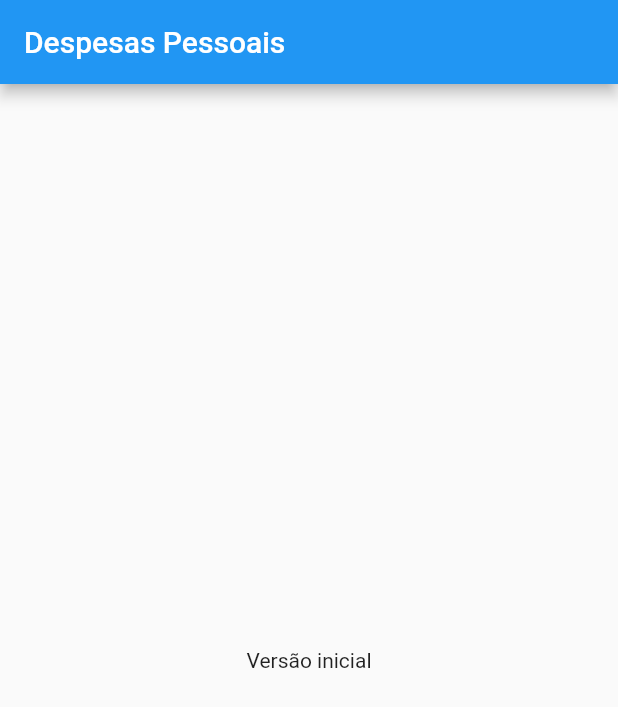
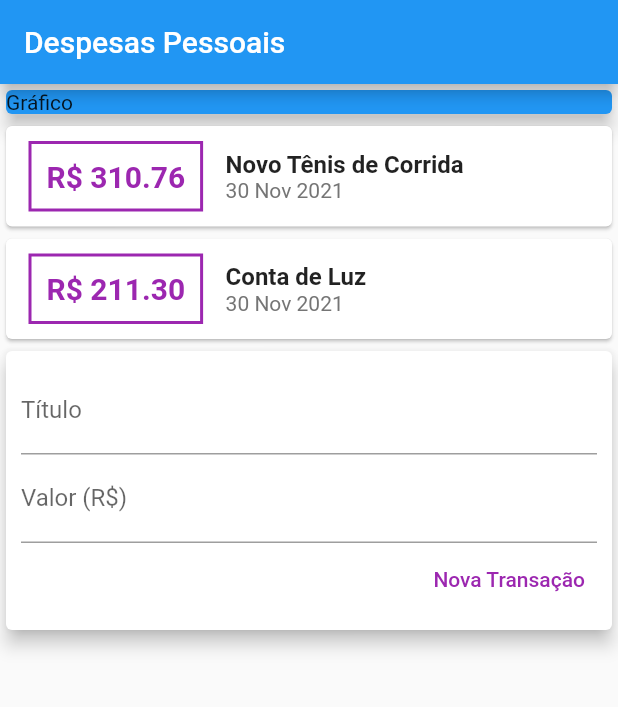
Before and after one commit to natanvalimcardoso/projeto_despesas_flutter, a Flutter app: the screen it shows after launch, on a phone screen of 412 x 824 dp. Shown: the top 707 px of the screen. Run offline on Flutter 3.47's test engine with Material 2 defaults, Android fonts, the phone set to English and light mode, and no system bars.

Commit message:
first commit

```diff
--- a/lib/main.dart
+++ b/lib/main.dart
@@ -1,29 +1,139 @@
 import 'package:flutter/material.dart';
+import 'models/transaction.dart';
+import 'package:intl/intl.dart';
 
-main() => runApp(const ExpansesApp());
+main() => runApp(ExpensesApp());
 
-class ExpansesApp extends StatelessWidget {
-  const ExpansesApp({Key? key}) : super(key: key);
+class ExpensesApp extends StatelessWidget {
+  @override
+  Widget build(BuildContext context) {
+    return MaterialApp(home: MyHomePage());
+  }
+}
+
+class MyHomePage extends StatelessWidget {
+  final titleController = TextEditingController();
+  final valueController = TextEditingController();
+
+  final _transactions = [
+    Transaction(
+      id: 't1',
+      title: 'Novo Tênis de Corrida',
+      value: 310.76,
+      date: DateTime.now(),
+    ),
+    Transaction(
+      id: 't2',
+      title: 'Conta de Luz',
+      value: 211.30,
+      date: DateTime.now(),
+    ),
+  ];
 
   @override
   Widget build(BuildContext context) {
-    return const MaterialApp(
-      home: MyHomePage()
-    );
-  }
-}
-class MyHomePage extends StatelessWidget {
-  const MyHomePage({ Key? key }) : super(key: key);
-
-  @override
-  Widget build(BuildContext context) {
-    // ignore: prefer_const_constructors
     return Scaffold(
       appBar: AppBar(
-        title:  const Text('Despesas Pessoais'),
+        title: Text('Despesas Pessoais'),
       ),
-      body: const Center(
-        child: Text('Versão inicial'),
+      body: Column(
+        crossAxisAlignment: CrossAxisAlignment.stretch,
+        children: <Widget>[
+          Container(
+            width: double.infinity,
+            child: Card(
+              color: Colors.blue,
+              child: Text('Gráfico'),
+              elevation: 5,
+            ),
+          ),
+          Column(
+            children: _transactions.map((tr) {
+              return Card(
+                child: Row(
+                  children: <Widget>[
+                    Container(
+                      margin: EdgeInsets.symmetric(
+                        horizontal: 15,
+                        vertical: 10,
+                      ),
+                      decoration: BoxDecoration(
+                        border: Border.all(
+                          color: Colors.purple,
+                          width: 2,
+                        ),
+                      ),
+                      padding: EdgeInsets.all(10),
+                      child: Text(
+                        'R\$ ${tr.value.toStringAsFixed(2)}',
+                        style: TextStyle(
+                          fontWeight: FontWeight.bold,
+                          fontSize: 20,
+                          color: Colors.purple,
+                        ),
+                      ),
+                    ),
+                    Column(
+                      crossAxisAlignment: CrossAxisAlignment.start,
+                      children: <Widget>[
+                        Text(
+                          tr.title,
+                          style: TextStyle(
+                            fontSize: 16,
+                            fontWeight: FontWeight.bold,
+                          ),
+                        ),
+                        Text(
+                          DateFormat('d MMM y').format(tr.date),
+                          style: TextStyle(
+                            color: Colors.grey[600],
+                          ),
+                        ),
+                      ],
+                    ),
+                  ],
+                ),
+              );
+            }).toList(),
+          ),
+          Card(
+            elevation: 5,
+            child: Padding(
+              padding: const EdgeInsets.all(10),
+              child: Column(
+                children: <Widget>[
+                  TextField(
+                    controller: titleController,
+                    decoration: InputDecoration(
+                      labelText: 'Título',
+                    ),
+                  ),
+                  TextField(
+                    controller: valueController,
+                    decoration: InputDecoration(
+                      labelText: 'Valor (R\$)',
+                    ),
+                  ),
+                  Row(
+                    mainAxisAlignment: MainAxisAlignment.end,
+                    children: <Widget>[
+                      TextButton(
+                        child: Text(
+                          'Nova Transação',
+                          style: TextStyle(color: Colors.purple),
+                        ),
+                        onPressed: () {
+                          print(titleController.text);
+                          print(valueController.text);
+                        },
+                      )
+                    ],
+                  ),
+                ],
+              ),
+            ),
+          ),
+        ],
       ),
     );
   }
--- /dev/null
+++ b/lib/models/transaction.dart
@@ -0,0 +1,13 @@
+class Transaction {
+  final String id;
+  final String title;
+  final double value;
+  final DateTime date;
+
+  Transaction({
+    required this.id,
+    required this.title,
+    required this.value,
+    required this.date,
+  });
+}
```
Also changed, not shown: pubspec.yaml (+3 -15 lines), pubspec.lock.
